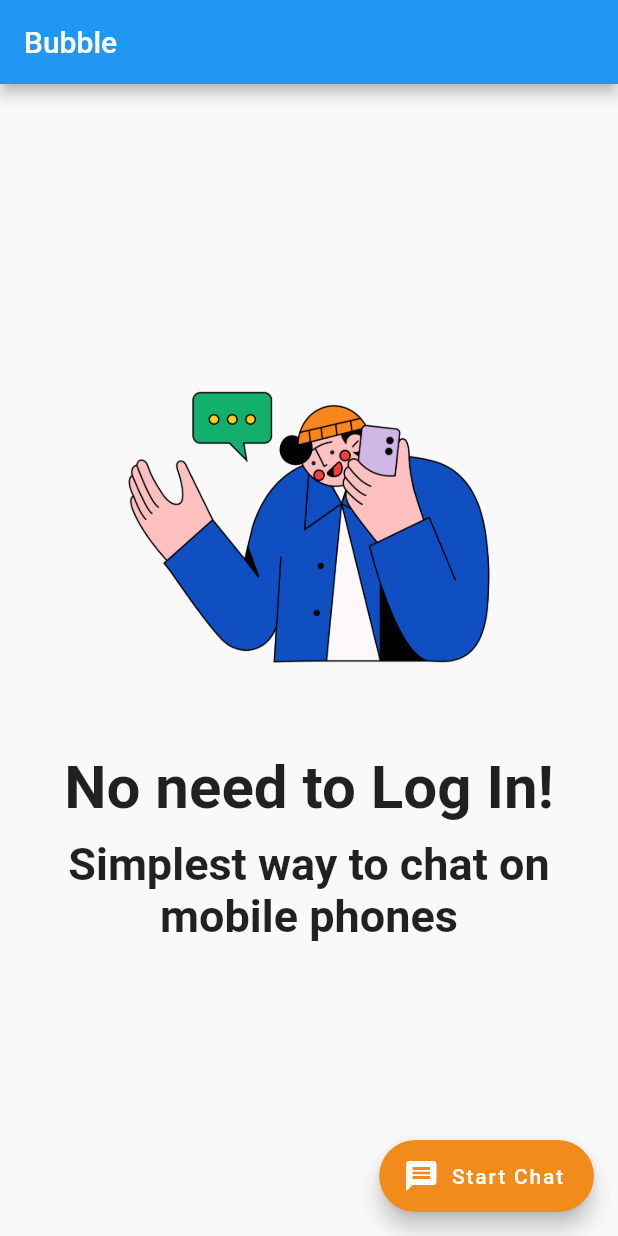
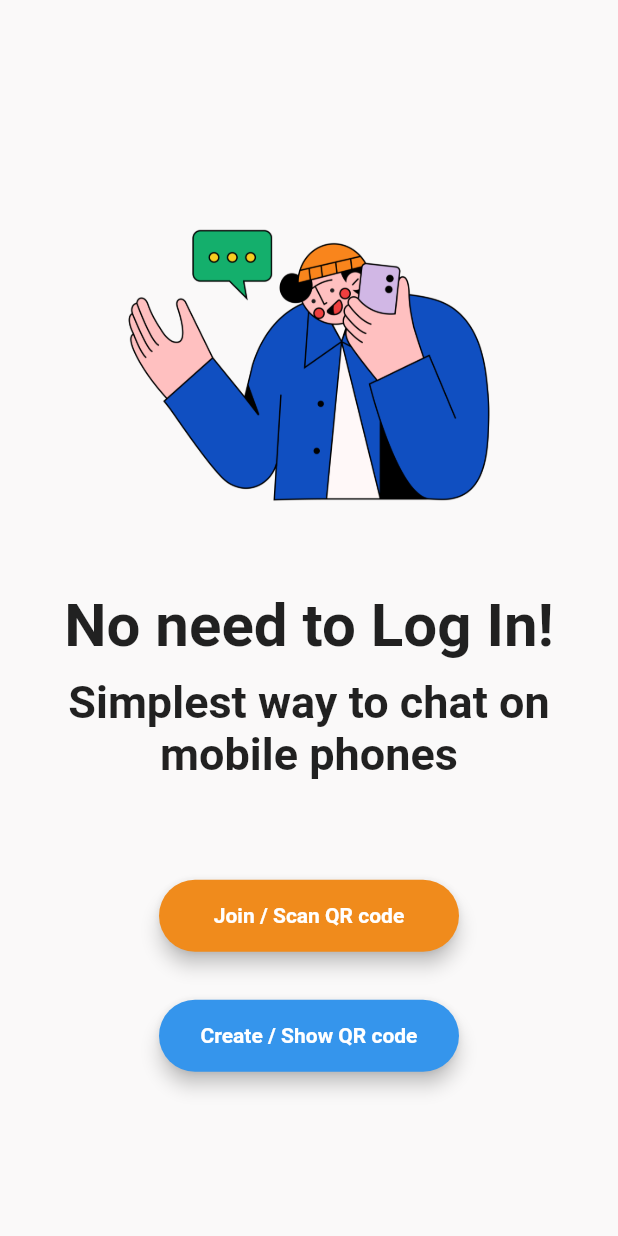
Before and after one commit to jung0072/hackthehill, a Flutter app: the screen it shows after launch, on a phone screen of 412 x 824 dp. Run offline on Flutter 3.47's test engine with Material 2 defaults, Android fonts, the phone set to English and light mode, and no system bars; our stand-ins replace qr_flutter; missing offline and left inert: network_info_plus, qr_code_scanner.

Commit message:
changed welcome screen, added asknickname screen, fixed errors

```diff
--- a/lib/constants.dart
+++ b/lib/constants.dart
@@ -46,3 +46,7 @@ Stream<Map> kDummyStreamData = {
     }
   ]
 } as Stream<Map>;
+
+String kNickname = "";
+
+String kWifiIPv4 = "No IP address received";
--- a/lib/main.dart
+++ b/lib/main.dart
@@ -1,9 +1,9 @@
 import 'package:flutter/material.dart';
 import 'package:bubble/screens/welcomeScreen.dart';
-import 'package:bubble/screens/chatStart.dart';
 import 'package:bubble/screens/qrScanner.dart';
 import 'package:bubble/screens/qrGenerator.dart';
 import 'package:bubble/screens/chatScreen.dart';
+import 'package:bubble/screens/askNickname.dart';
 
 void main() {
   runApp(const MyApp());
@@ -19,7 +19,7 @@ class MyApp extends StatelessWidget {
       initialRoute: WelcomeScreen.id,
       routes: {
         WelcomeScreen.id: (context) => const WelcomeScreen(),
-        ChatStart.id: (context) => ChatStart(),
+        AskNickname.id: (context) => const AskNickname(),
         QRScanner.id: (context) => QRScanner(),
         QRGenerator.id: (context) => QRGenerator(),
         ChatScreen.id: (context) => ChatScreen(),
--- a/lib/screens/welcomeScreen.dart
+++ b/lib/screens/welcomeScreen.dart
@@ -1,5 +1,6 @@
+import 'package:bubble/screens/askNickname.dart';
 import 'package:flutter/material.dart';
-import 'package:bubble/screens/chatStart.dart';
+import 'package:bubble/components/rounded_button.dart';
 
 class WelcomeScreen extends StatelessWidget {
   const WelcomeScreen({Key? key}) : super(key: key);
@@ -8,9 +9,6 @@ class WelcomeScreen extends StatelessWidget {
   @override
   Widget build(BuildContext context) {
     return Scaffold(
-      appBar: AppBar(
-        title: Text("Bubble"),
-      ),
       body: Center(
         child: Column(
           mainAxisAlignment: MainAxisAlignment.center,
@@ -43,16 +41,27 @@ class WelcomeScreen extends StatelessWidget {
             const SizedBox(
               height: 50,
             ),
+            RoundedButton(
+              title: "Join / Scan QR code",
+              colour: const Color(0xFFF08B1C),
+              onPressed: () {
+                Navigator.pushNamed(context, AskNickname.id,
+                    arguments: {"navigateTo": "join"});
+              },
+            ),
+            RoundedButton(
+              title: "Create / Show QR code",
+              colour: const Color(0xFF3595EC),
+              onPressed: () {
+                Navigator.pushNamed(
+                  context,
+                  AskNickname.id,
+                  arguments: {"navigateTo": "create"},
+                );
+              },
+            ),
           ],
         ),
-      ),
-      floatingActionButton: FloatingActionButton.extended(
-        onPressed: () {
-          Navigator.pushNamed(context, ChatStart.id);
-        },
-        label: const Text("Start Chat"),
-        icon: const Icon(Icons.message),
-        backgroundColor: const Color(0xFFF08B1C),
       ),
     );
   }
--- a/pubspec.yaml
+++ b/pubspec.yaml
@@ -14,6 +14,8 @@ dependencies:
 
   cupertino_icons: ^1.0.2
   qr_code_scanner: ^1.0.1
+  network_info_plus: ^3.0.2
+  qr_flutter: ^4.0.0
 
 dev_dependencies:
   flutter_test:
```
Also changed, not shown: lib/screens/askNickname.dart (added, +49 -0 lines), lib/screens/chatStart.dart (deleted, +0 -45 lines), lib/screens/qrGenerator.dart (+36 -3 lines), pubspec.lock, 1 other file.
